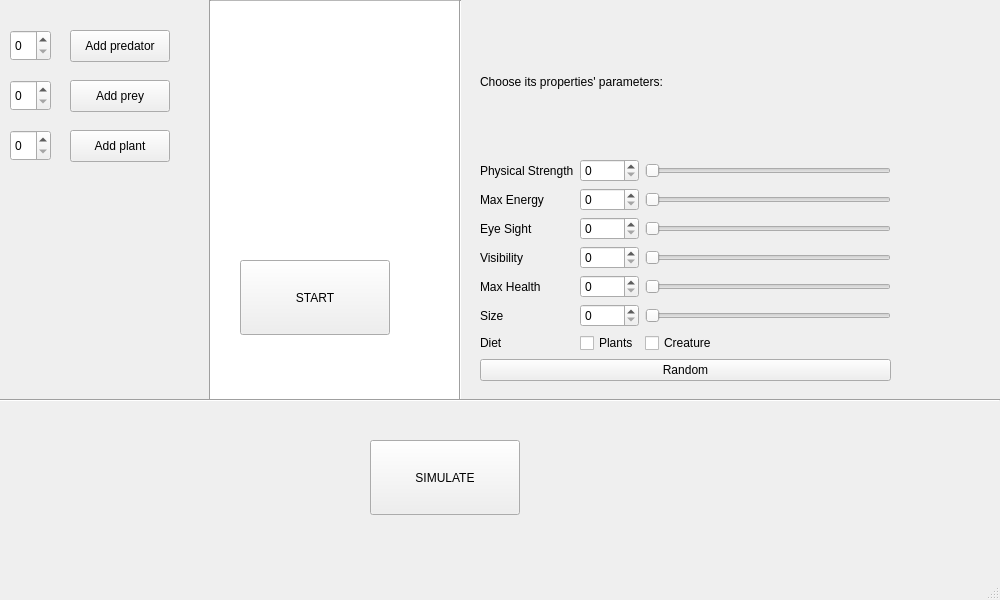
The window that Evolution_1/mainwindow.ui (Natali124/Evolution-Simulator) describes before a commit, drawn with Qt 5.
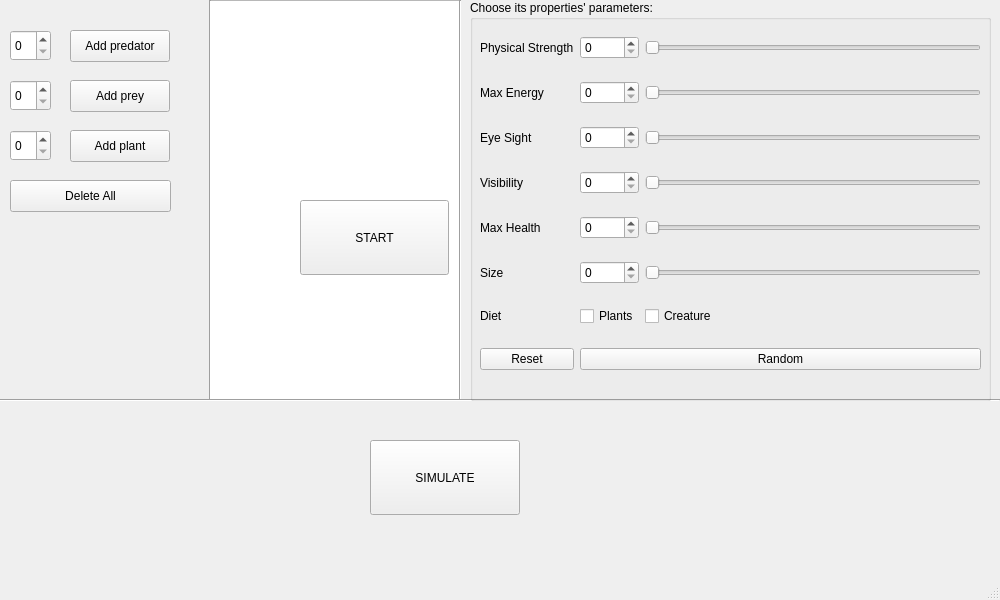
The same window after the commit.

Commit message: new delete creatures and reset properties buttons + start of implementation of link creature_list and groupbox

The edit to the form file:
```diff
--- a/Evolution_1/mainwindow.ui
+++ b/Evolution_1/mainwindow.ui
@@ -17,9 +17,9 @@
    <widget class="QPushButton" name="startBut">
     <property name="geometry">
      <rect>
-      <x>240</x>
-      <y>260</y>
-      <width>150</width>
+      <x>300</x>
+      <y>200</y>
+      <width>149</width>
       <height>75</height>
      </rect>
     </property>
@@ -158,25 +158,37 @@
      <string>SIMULATE</string>
     </property>
    </widget>
+   <widget class="QGroupBox" name="groupBox">
+    <property name="geometry">
+     <rect>
+      <x>470</x>
+      <y>0</y>
+      <width>521</width>
+      <height>401</height>
+     </rect>
+    </property>
+    <property name="title">
+     <string>Choose its properties' parameters:</string>
+    </property>
    <widget class="QWidget" name="gridLayoutWidget">
     <property name="geometry">
      <rect>
-      <x>480</x>
-      <y>10</y>
-      <width>411</width>
+       <x>10</x>
+       <y>20</y>
+       <width>501</width>
       <height>371</height>
      </rect>
     </property>
     <layout class="QGridLayout" name="gridLayout">
-     <item row="4" column="1">
-      <widget class="QSpinBox" name="max_energy_n">
-       <property name="maximum">
-        <number>100</number>
+      <item row="5" column="0">
+       <widget class="QLabel" name="eye_sight_t">
+        <property name="text">
+         <string>Eye Sight</string>
        </property>
       </widget>
      </item>
-     <item row="4" column="2">
-      <widget class="QSlider" name="max_energy_s">
+      <item row="5" column="2">
+       <widget class="QSlider" name="eye_sight_s">
        <property name="maximum">
         <number>100</number>
        </property>
@@ -185,22 +197,36 @@
        </property>
       </widget>
      </item>
-     <item row="6" column="1">
-      <widget class="QSpinBox" name="eye_sight_n">
-       <property name="maximum">
-        <number>100</number>
-       </property>
-      </widget>
-     </item>
-     <item row="10" column="0">
+      <item row="9" column="0">
       <widget class="QLabel" name="max_health_t">
        <property name="text">
         <string>Max Health</string>
        </property>
       </widget>
      </item>
-     <item row="12" column="2">
-      <widget class="QSlider" name="size_s">
+      <item row="3" column="1">
+       <widget class="QSpinBox" name="max_energy_n">
+        <property name="maximum">
+         <number>100</number>
+        </property>
+       </widget>
+      </item>
+      <item row="13" column="2">
+       <widget class="QCheckBox" name="eat_creature">
+        <property name="text">
+         <string>Creature</string>
+        </property>
+       </widget>
+      </item>
+      <item row="11" column="0">
+       <widget class="QLabel" name="size_t">
+        <property name="text">
+         <string>Size</string>
+        </property>
+       </widget>
+      </item>
+      <item row="1" column="2">
+       <widget class="QSlider" name="P_strength_s">
        <property name="maximum">
         <number>100</number>
        </property>
@@ -209,28 +235,14 @@
        </property>
       </widget>
      </item>
-     <item row="4" column="0">
+      <item row="3" column="0">
       <widget class="QLabel" name="max_energy_t">
        <property name="text">
         <string>Max Energy</string>
        </property>
       </widget>
      </item>
-     <item row="2" column="1">
-      <widget class="QSpinBox" name="P_strength_n">
-       <property name="maximum">
-        <number>100</number>
-       </property>
-      </widget>
-     </item>
-     <item row="6" column="0">
-      <widget class="QLabel" name="eye_sight_t">
-       <property name="text">
-        <string>Eye Sight</string>
-       </property>
-      </widget>
-     </item>
-     <item row="8" column="2">
+      <item row="7" column="2">
       <widget class="QSlider" name="visibility_s">
        <property name="maximum">
         <number>100</number>
@@ -240,105 +252,91 @@
        </property>
       </widget>
      </item>
-     <item row="12" column="0">
-      <widget class="QLabel" name="size_t">
+      <item row="7" column="0">
+       <widget class="QLabel" name="visibility_t">
        <property name="text">
-        <string>Size</string>
+         <string>Visibility</string>
        </property>
       </widget>
      </item>
-     <item row="2" column="0">
+      <item row="7" column="1">
+       <widget class="QSpinBox" name="visibility_n">
+        <property name="maximum">
+         <number>100</number>
+        </property>
+       </widget>
+      </item>
+      <item row="1" column="0">
       <widget class="QLabel" name="P_strength_t">
        <property name="text">
         <string>Physical Strength</string>
        </property>
       </widget>
      </item>
-     <item row="14" column="0">
+      <item row="9" column="2">
+       <widget class="QSlider" name="max_health_s">
+        <property name="maximum">
+         <number>100</number>
+        </property>
+        <property name="orientation">
+         <enum>Qt::Horizontal</enum>
+        </property>
+       </widget>
+      </item>
+      <item row="11" column="1">
+       <widget class="QSpinBox" name="size_n">
+        <property name="maximum">
+         <number>100</number>
+        </property>
+       </widget>
+      </item>
+      <item row="13" column="0">
       <widget class="QLabel" name="eat_t">
        <property name="text">
         <string>Diet</string>
        </property>
       </widget>
      </item>
-     <item row="8" column="0">
-      <widget class="QLabel" name="visibility_t">
-       <property name="text">
-        <string>Visibility</string>
-       </property>
-      </widget>
-     </item>
-     <item row="8" column="1">
-      <widget class="QSpinBox" name="visibility_n">
-       <property name="maximum">
-        <number>100</number>
-       </property>
-      </widget>
-     </item>
-     <item row="15" column="0" colspan="3">
-      <widget class="QPushButton" name="button_rdm">
-       <property name="text">
-        <string>Random</string>
-       </property>
-      </widget>
-     </item>
-     <item row="10" column="1">
+      <item row="9" column="1">
       <widget class="QSpinBox" name="max_health_n">
        <property name="maximum">
         <number>100</number>
        </property>
       </widget>
      </item>
-     <item row="14" column="2">
-      <widget class="QCheckBox" name="eat_creature">
-       <property name="text">
-        <string>Creature</string>
-       </property>
-      </widget>
-     </item>
-     <item row="12" column="1">
-      <widget class="QSpinBox" name="size_n">
-       <property name="maximum">
-        <number>100</number>
-       </property>
-      </widget>
-     </item>
-     <item row="6" column="2">
-      <widget class="QSlider" name="eye_sight_s">
-       <property name="maximum">
-        <number>100</number>
-       </property>
-       <property name="orientation">
-        <enum>Qt::Horizontal</enum>
-       </property>
-      </widget>
-     </item>
-     <item row="14" column="1">
+      <item row="13" column="1">
       <widget class="QCheckBox" name="eat_plant">
        <property name="text">
         <string>Plants</string>
        </property>
       </widget>
      </item>
-     <item row="10" column="2">
-      <widget class="QSlider" name="max_health_s">
+      <item row="1" column="1">
+       <widget class="QSpinBox" name="P_strength_n">
        <property name="maximum">
         <number>100</number>
        </property>
-       <property name="orientation">
-        <enum>Qt::Horizontal</enum>
+       </widget>
+      </item>
+      <item row="5" column="1">
+       <widget class="QSpinBox" name="eye_sight_n">
+        <property name="maximum">
+         <number>100</number>
        </property>
       </widget>
      </item>
-     <item row="1" column="0" colspan="3">
-      <widget class="QLabel" name="Title">
-       <property name="text">
-        <string>Choose its properties' parameters:</string>
-       </property>
-      </widget>
-     </item>
-     <item row="2" column="2">
-      <widget class="QSlider" name="P_strength_s">
+      <item row="3" column="2">
+       <widget class="QSlider" name="max_energy_s">
+        <property name="maximum">
+         <number>100</number>
+        </property>
+        <property name="orientation">
+         <enum>Qt::Horizontal</enum>
+        </property>
+       </widget>
+      </item>
+      <item row="11" column="2">
+       <widget class="QSlider" name="size_s">
        <property name="maximum">
         <number>100</number>
        </property>
@@ -347,8 +345,36 @@
        </property>
       </widget>
      </item>
-    </layout>
-   </widget>
+      <item row="14" column="1" colspan="2">
+       <widget class="QPushButton" name="button_rdm">
+        <property name="text">
+         <string>Random</string>
+        </property>
+       </widget>
+      </item>
+      <item row="14" column="0">
+       <widget class="QPushButton" name="button_reset">
+        <property name="text">
+         <string>Reset</string>
+        </property>
+       </widget>
+      </item>
+     </layout>
+    </widget>
+   </widget>
+   <widget class="QPushButton" name="button_delete_all">
+    <property name="geometry">
+     <rect>
+      <x>10</x>
+      <y>180</y>
+      <width>161</width>
+      <height>32</height>
+     </rect>
+    </property>
+    <property name="text">
+     <string>Delete All</string>
+    </property>
+   </widget>
    <zorder>creature_list</zorder>
    <zorder>startBut</zorder>
    <zorder>button_pred</zorder>
@@ -361,7 +387,8 @@
    <zorder>line_2</zorder>
    <zorder>line_3</zorder>
    <zorder>simBut</zorder>
-   <zorder>gridLayoutWidget</zorder>
+   <zorder>groupBox</zorder>
+   <zorder>button_delete_all</zorder>
   </widget>
   <widget class="QMenuBar" name="menubar">
    <property name="geometry">
```
Left out of the diff: 32 changed lines with no effect on the pictures. Lines whose indentation alone changed are shown as unchanged. The commit also changes 2 other files.
